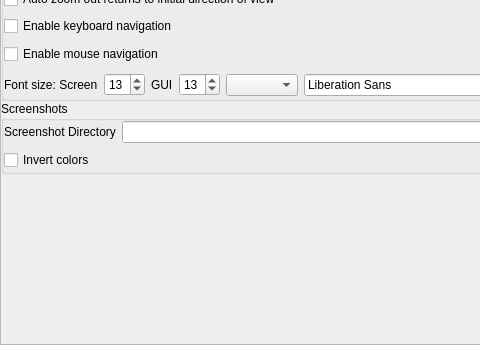
519984307/stellarium_src, file src/gui/configurationDialog.ui: the form before one commit; both pictures show x 0 to 480 and y 289 to 634 of the 882 by 634 pixel window.
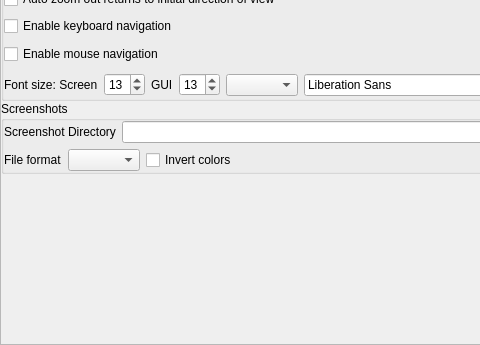
The form after the commit. The open tabs and pages were chosen to show the change. Icons and pictures are not drawn. Custom widgets are drawn as their Qt base class.

Commit message:
Allow Filetype selection for Screenshots (fix #623)
This also introduces text property setting via combo boxes

```diff
--- a/src/gui/configurationDialog.ui
+++ b/src/gui/configurationDialog.ui
@@ -2101,6 +2101,16 @@
                <property name="topMargin">
                 <number>0</number>
                </property>
+               <item>
+                <widget class="QLabel" name="labelFileFormat">
+                 <property name="text">
+                  <string>File format</string>
+                 </property>
+                </widget>
+               </item>
+               <item>
+                <widget class="QComboBox" name="screenshotFileFormatComboBox"/>
+               </item>
                <item>
                 <widget class="QCheckBox" name="invertScreenShotColorsCheckBox">
                  <property name="sizePolicy">
```
Left out of the diff: 2 changed lines with no effect on the pictures. The commit also changes 9 other files.
